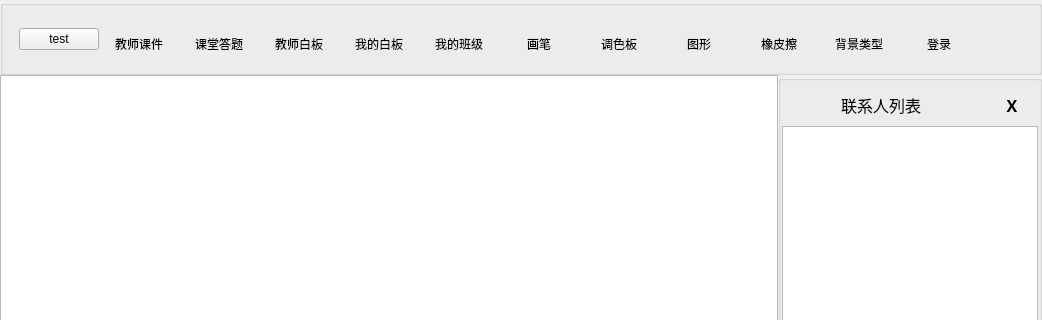
Old version of the form QtClassClient/mainwindow.ui in the repository ideallx/serveree; both pictures show x 0 to 1042 and y 0 to 320 of the 1042 by 700 pixel window.
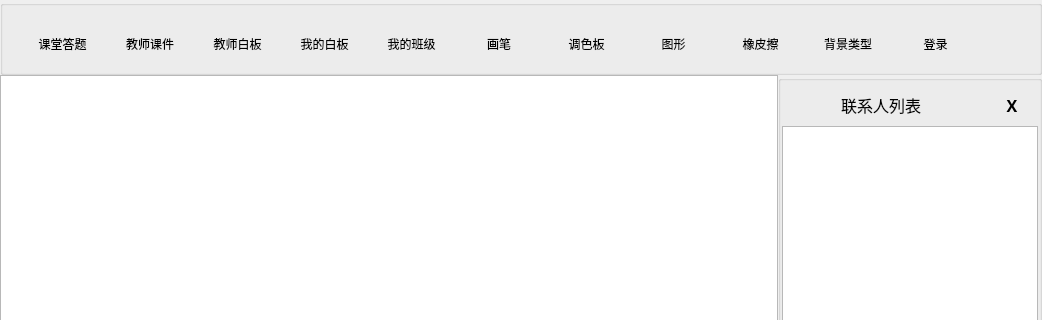
New version of the form. Icons and pictures are not drawn. Custom widgets are drawn as their Qt base class.

The edit to the form file:
```diff
--- a/QtClassClient/mainwindow.ui
+++ b/QtClassClient/mainwindow.ui
@@ -136,9 +136,46 @@
         </widget>
        </item>
        <item>
-        <widget class="QPushButton" name="pushButton">
+        <widget class="QToolButton" name="tbQuestion">
+         <property name="sizePolicy">
+          <sizepolicy hsizetype="Expanding" vsizetype="Fixed">
+           <horstretch>0</horstretch>
+           <verstretch>0</verstretch>
+          </sizepolicy>
+         </property>
+         <property name="minimumSize">
+          <size>
+           <width>75</width>
+           <height>75</height>
+          </size>
+         </property>
+         <property name="maximumSize">
+          <size>
+           <width>120</width>
+           <height>16777215</height>
+          </size>
+         </property>
+         <property name="styleSheet">
+          <string notr="true"/>
+         </property>
          <property name="text">
-          <string>test</string>
+          <string>课堂答题</string>
+         </property>
+         <property name="icon">
+          <iconset resource="ui.qrc">
+           <normaloff>:/icon/ui/icon/question.png</normaloff>:/icon/ui/icon/question.png</iconset>
+         </property>
+         <property name="iconSize">
+          <size>
+           <width>32</width>
+           <height>32</height>
+          </size>
+         </property>
+         <property name="toolButtonStyle">
+          <enum>Qt::ToolButtonTextUnderIcon</enum>
+         </property>
+         <property name="autoRaise">
+          <bool>true</bool>
          </property>
         </widget>
        </item>
@@ -189,50 +226,6 @@
          </property>
         </widget>
        </item>
-       <item>
-        <widget class="QToolButton" name="tbQuestion">
-         <property name="sizePolicy">
-          <sizepolicy hsizetype="Expanding" vsizetype="Fixed">
-           <horstretch>0</horstretch>
-           <verstretch>0</verstretch>
-          </sizepolicy>
-         </property>
-         <property name="minimumSize">
-          <size>
-           <width>75</width>
-           <height>75</height>
-          </size>
-         </property>
-         <property name="maximumSize">
-          <size>
-           <width>120</width>
-           <height>16777215</height>
-          </size>
-         </property>
-         <property name="styleSheet">
-          <string notr="true"/>
-         </property>
-         <property name="text">
-          <string>课堂答题</string>
-         </property>
-         <property name="icon">
-          <iconset resource="ui.qrc">
-           <normaloff>:/icon/ui/icon/question.png</normaloff>:/icon/ui/icon/question.png</iconset>
-         </property>
-         <property name="iconSize">
-          <size>
-           <width>32</width>
-           <height>32</height>
-          </size>
-         </property>
-         <property name="toolButtonStyle">
-          <enum>Qt::ToolButtonTextUnderIcon</enum>
-         </property>
-         <property name="autoRaise">
-          <bool>true</bool>
-         </property>
-        </widget>
-       </item>
        <item>
         <widget class="QToolButton" name="tbTeacherBoard">
          <property name="sizePolicy">
```
